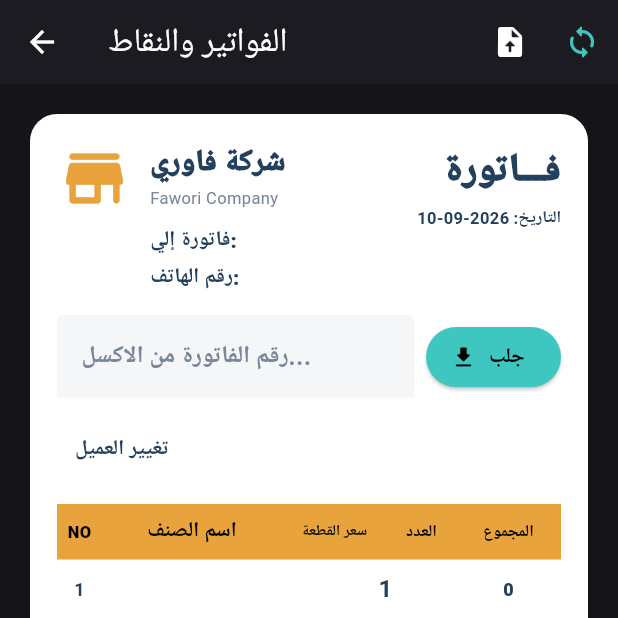
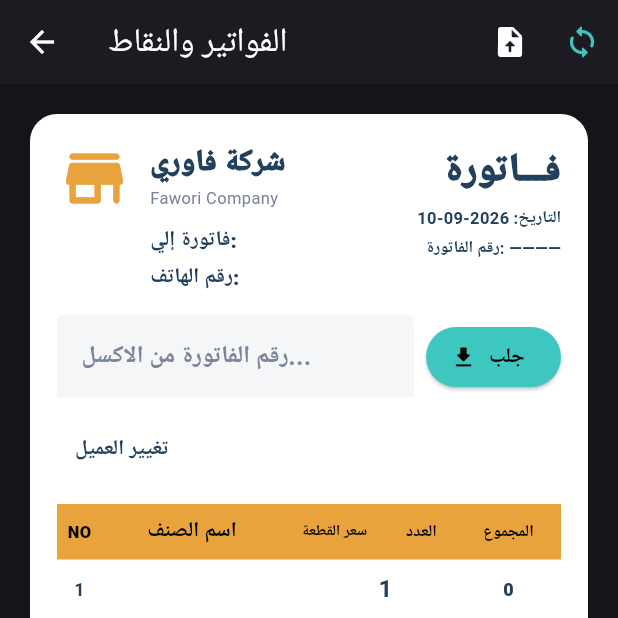
Before and after one commit to AHMEDBRZAN/FAWORI-ADMIN, a Flutter app: the InvoicesPage screen opened directly with empty values, after a tap on "حفظ الفاتورة (إضافة النقاط)", on a phone screen of 412 x 824 dp, the top half of it. Run offline on Flutter 3.47's test engine with Material 3 defaults, Android fonts, the phone set to English and light mode, and no system bars; our stand-ins replace file_picker, image_picker, shared_preferences; missing offline and left inert: excel; accounts and stored records are empty; network calls fail.

Commit message:
Update lib/main.dart (PC admin)

```diff
--- a/lib/main.dart
+++ b/lib/main.dart
@@ -178,7 +178,7 @@
   List<User> get _users => Store.users;
 
   String _roleLabel(String r) =>
-      r == 'وكيل' ? 'وكيل' : r == 'صباغ' ? 'صباغ' : r == 'عميل' ? 'مدير' : 'عميل';
+      r == 'agent' ? 'وكيل' : r == 'tech' ? 'صباغ' : r == 'admin' ? 'مدير' : 'عميل';
 
   Future<void> _delete(User u) async {
     if (!await confirmDialog(context, 'حذف المستخدم "${u.name}"؟')) return;
@@ -526,7 +526,6 @@
           (double.tryParse(d.price.text) ?? 0) *
               (int.tryParse(d.qty.text) ?? 0));
 
-  // قواعد الأنواع: كل الحسابات بأعداد صحيحة
   int get _tRound => _total.round();
   int get _autoPoints => _tRound ~/ kPointUnit;
   int get _autoStored => _tRound % kPointUnit;
@@ -756,7 +755,7 @@
                                       fontWeight: FontWeight.w800,
                                       fontSize: 14)),
                               const SizedBox(height: 2),
-                              Text('${inv.date}  •  ${neg ? 'مرتجع' : 'مبيع'}',
+                              Text('${inv.date}  •  ${neg ? 'مرتجع' : 'مبيع'}  •  رقم ${inv.no.isEmpty ? '—' : inv.no}',
                                   style: TextStyle(
                                       color: Colors.grey.shade600, fontSize: 11)),
                               const SizedBox(height: 4),
@@ -845,6 +844,9 @@
               const SizedBox(height: 6),
               Text('التاريخ: ${DateTime.now().toString().substring(0, 10)}',
                   style: const TextStyle(color: kInk, fontSize: 11, fontWeight: FontWeight.w700)),
+              const SizedBox(height: 4),
+              Text('رقم الفاتورة: ${_invNo.text.trim().isEmpty ? '————' : _invNo.text.trim()}',
+                  style: const TextStyle(color: kInk, fontSize: 11, fontWeight: FontWeight.w700)),
             ]),
           ]),
           const SizedBox(height: 14),
@@ -854,6 +856,7 @@
                 controller: _invNo,
                 keyboardType: TextInputType.number,
                 style: _inputDark,
+                onChanged: (_) => setState(() {}),
                 decoration: const InputDecoration(
                     labelText: 'رقم الفاتورة من الاكسل...',
                     labelStyle: _hintDark,
@@ -1053,6 +1056,7 @@
       }
       Store.invoices.add(Invoice(
           id: DateTime.now().millisecondsSinceEpoch.toString(),
+          no: _invNo.text.trim(),
           userId: _selected!.id,
           date: DateTime.now().toString().substring(0, 10),
           type: _isReturn ? 'return' : 'sale',
```
